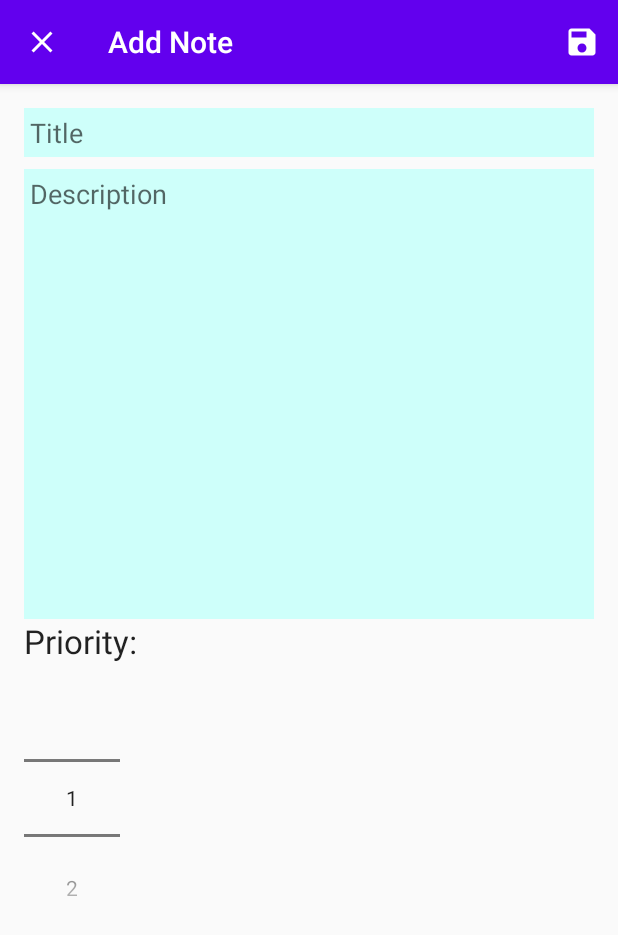
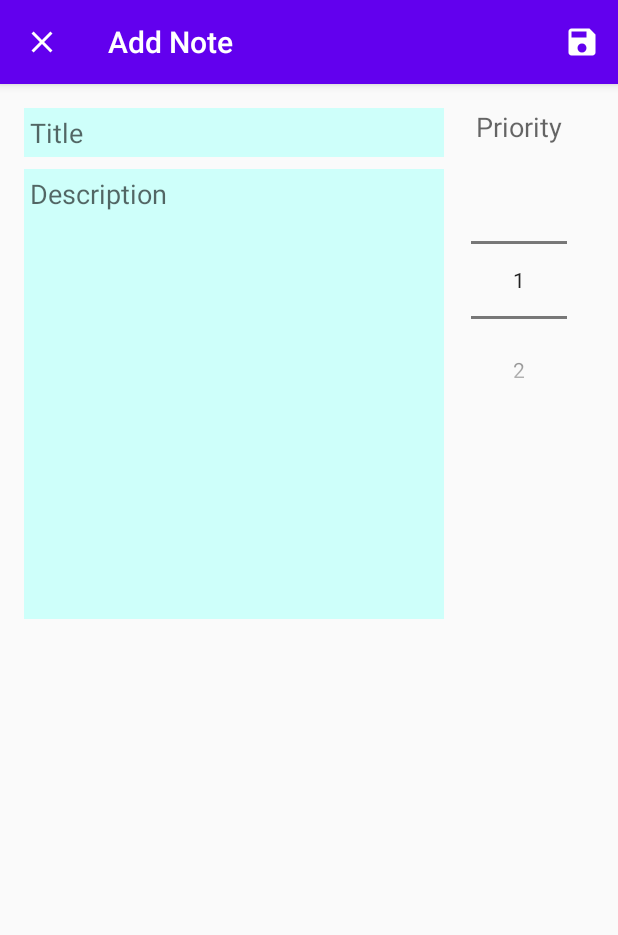
Before and after one commit to emekabe/CRUD-Demo-2, an Android app: the NewNoteActivity screen opened directly, with no data from a screen before it, on a phone screen of 412 x 824 dp. Shown: the top 935 px of the screen. Run offline under Robolectric (Android 15) with nearby library versions, the phone set to English and light mode, and no system bars; our stand-ins replace Firebase (no records; nobody signed in at launch, a user with empty details on screens opened directly).

Commit message:
Add new note UI update

```diff
--- a/app/src/main/res/layout/activity_new_note.xml
+++ b/app/src/main/res/layout/activity_new_note.xml
@@ -4,9 +4,16 @@
     xmlns:tools="http://schemas.android.com/tools"
     android:layout_width="match_parent"
     android:layout_height="match_parent"
-    android:orientation="vertical"
+    android:orientation="horizontal"
     android:padding="16dp"
     tools:context=".NewNoteActivity">
+
+
+    <LinearLayout
+        android:layout_width="0dp"
+        android:layout_height="wrap_content"
+        android:layout_weight="1"
+        android:orientation="vertical">
 
         <EditText
             android:id="@+id/edit_text_title"
@@ -30,11 +37,19 @@
             android:background="@color/note_background"
             android:textAppearance="@android:style/TextAppearance.Medium"/>
 
+    </LinearLayout>
+
+    <LinearLayout
+        android:layout_width="100dp"
+        android:layout_height="wrap_content"
+        android:gravity="center_horizontal"
+        android:orientation="vertical">
+
         <TextView
             android:layout_width="wrap_content"
             android:layout_height="wrap_content"
-        android:text="Priority:"
-        android:textAppearance="@style/TextAppearance.AppCompat.Large"/>
+            android:text="Priority"
+            android:textAppearance="@style/TextAppearance.AppCompat.Medium"/>
 
         <NumberPicker
             android:id="@+id/number_picker_priority"
@@ -42,3 +57,7 @@
             android:layout_height="wrap_content" />
 
     </LinearLayout>
+
+
+
+</LinearLayout>
```
Lines whose indentation alone changed are shown as unchanged.
